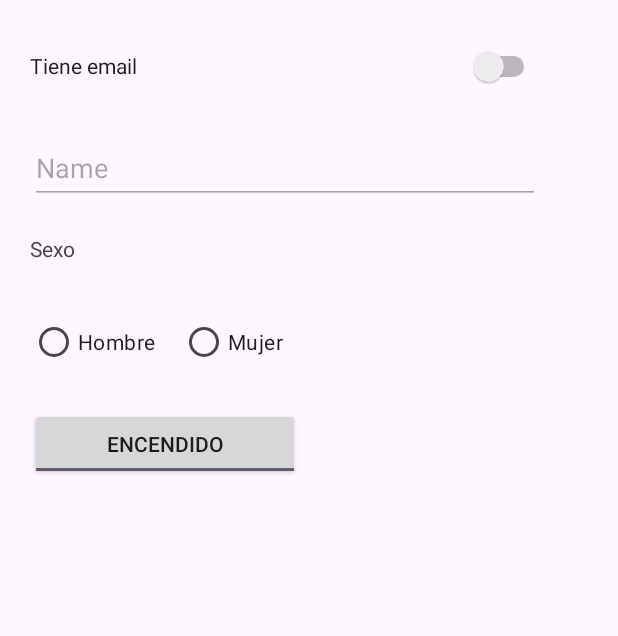
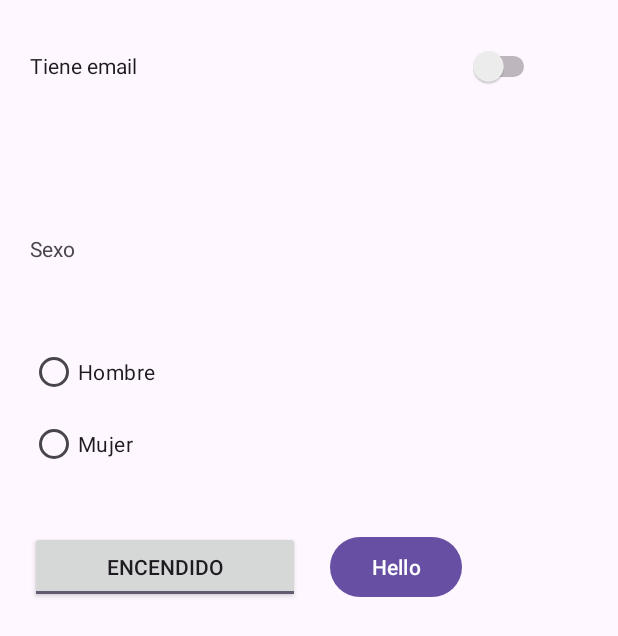
Before and after one commit to geanina19/HelloWorld, an Android app: the PruebaBotonesActivity screen opened directly, with no data from a screen before it, after a tap on "Tiene email", on a phone screen of 412 x 824 dp. Shown: the top 636 px of the screen. Run offline under Robolectric (Android 15) with nearby library versions, the phone set to English and light mode, and no system bars.

Commit message:
RadioGroup ligado a un Button Hello

```diff
--- a/app/src/main/java/com/example/helloworld/PruebaBotonesActivity.kt
+++ b/app/src/main/java/com/example/helloworld/PruebaBotonesActivity.kt
@@ -2,6 +2,8 @@ package com.example.helloworld
 
 import androidx.appcompat.app.AppCompatActivity
 import android.os.Bundle
+import android.view.View
+import android.widget.Toast
 import com.example.helloworld.databinding.ActivityPruebaBotonesBinding
 
 class PruebaBotonesActivity : AppCompatActivity() {
@@ -13,7 +15,23 @@ class PruebaBotonesActivity : AppCompatActivity() {
         setContentView(binding.root)
 
         binding.emailSwitch.setOnClickListener {
-            binding.editTextEmail.isEnabled = binding.emailSwitch.isChecked
+            binding.editTextEmail.visibility = View.INVISIBLE
+            binding.editTextEmail.isEnabled =
+                binding.emailSwitch.isChecked
+        }
+
+        binding.helloButton.setOnClickListener {_ ->
+            when(binding.sexoGroup.checkedRadioButtonId)
+            {
+                binding.hombre.id -> {
+                    Toast.makeText(this, "Sexo : Hombre", Toast.LENGTH_SHORT).show()
+                }
+
+                binding.mujer.id -> {
+                    Toast.makeText(this, "Sexo : Mujer", Toast.LENGTH_SHORT).show()
+                }
+            }
+
         }
     }
 }
--- a/app/src/main/res/layout/activity_prueba_botones.xml
+++ b/app/src/main/res/layout/activity_prueba_botones.xml
@@ -22,13 +22,13 @@
         android:id="@+id/toggleButton2"
         android:layout_width="180dp"
         android:layout_height="48dp"
-        android:layout_marginTop="20dp"
+        android:layout_marginTop="150dp"
         android:checked="true"
         android:text="ToggleButton"
         android:textOff="Apagado"
         android:textOn="Encendido"
-        app:layout_constraintStart_toStartOf="@+id/hombre"
-        app:layout_constraintTop_toBottomOf="@+id/hombre"
+        app:layout_constraintStart_toStartOf="@+id/textoSexo"
+        app:layout_constraintTop_toBottomOf="@+id/textoSexo"
         tools:ignore="MissingConstraints" />
 
     <EditText
@@ -38,30 +38,33 @@
         android:layout_marginTop="20dp"
         android:ems="10"
         android:enabled="true"
+        android:hint="Nombre"
         android:inputType="text"
         android:minHeight="48dp"
-        android:text="Name"
         app:layout_constraintEnd_toEndOf="@+id/emailSwitch"
         app:layout_constraintStart_toStartOf="@+id/emailSwitch"
         app:layout_constraintTop_toBottomOf="@+id/emailSwitch" />
+
+    <RadioGroup
+        android:id="@+id/sexoGroup"
+        android:layout_width="wrap_content"
+        android:layout_height="wrap_content"
+        android:layout_marginTop="20dp"
+        app:layout_constraintStart_toStartOf="@+id/textoSexo"
+        app:layout_constraintTop_toBottomOf="@+id/textoSexo">
 
         <RadioButton
             android:id="@+id/hombre"
             android:layout_width="100dp"
             android:layout_height="wrap_content"
-        android:text="Hombre"
-        app:layout_constraintStart_toStartOf="@+id/textoSexo"
-        app:layout_constraintTop_toBottomOf="@+id/textoSexo" />
+            android:text="Hombre" />
 
         <RadioButton
             android:id="@+id/mujer"
             android:layout_width="100dp"
             android:layout_height="wrap_content"
-        android:text="Mujer"
-        app:layout_constraintEnd_toEndOf="@+id/textoSexo"
-        app:layout_constraintHorizontal_bias="0.0"
-        app:layout_constraintStart_toEndOf="@+id/hombre"
-        app:layout_constraintTop_toBottomOf="@+id/textoSexo" />
+            android:text="Mujer" />
+    </RadioGroup>
 
     <TextView
         android:id="@+id/textoSexo"
@@ -73,11 +76,14 @@
         app:layout_constraintStart_toStartOf="@+id/editTextEmail"
         app:layout_constraintTop_toBottomOf="@+id/editTextEmail" />
 
-    <RadioGroup
-        android:id="@+id/sexo"
+    <Button
+        android:id="@+id/helloButton"
         android:layout_width="wrap_content"
         android:layout_height="wrap_content"
-        app:layout_constraintStart_toStartOf="@+id/hombre"
-        app:layout_constraintTop_toBottomOf="@+id/hombre" />
+        android:layout_marginStart="20dp"
+        android:layout_marginTop="150dp"
+        android:text="Hello"
+        app:layout_constraintStart_toEndOf="@+id/toggleButton2"
+        app:layout_constraintTop_toBottomOf="@+id/textoSexo" />
 
 </androidx.constraintlayout.widget.ConstraintLayout>
```
Lines whose indentation alone changed are shown as unchanged.
